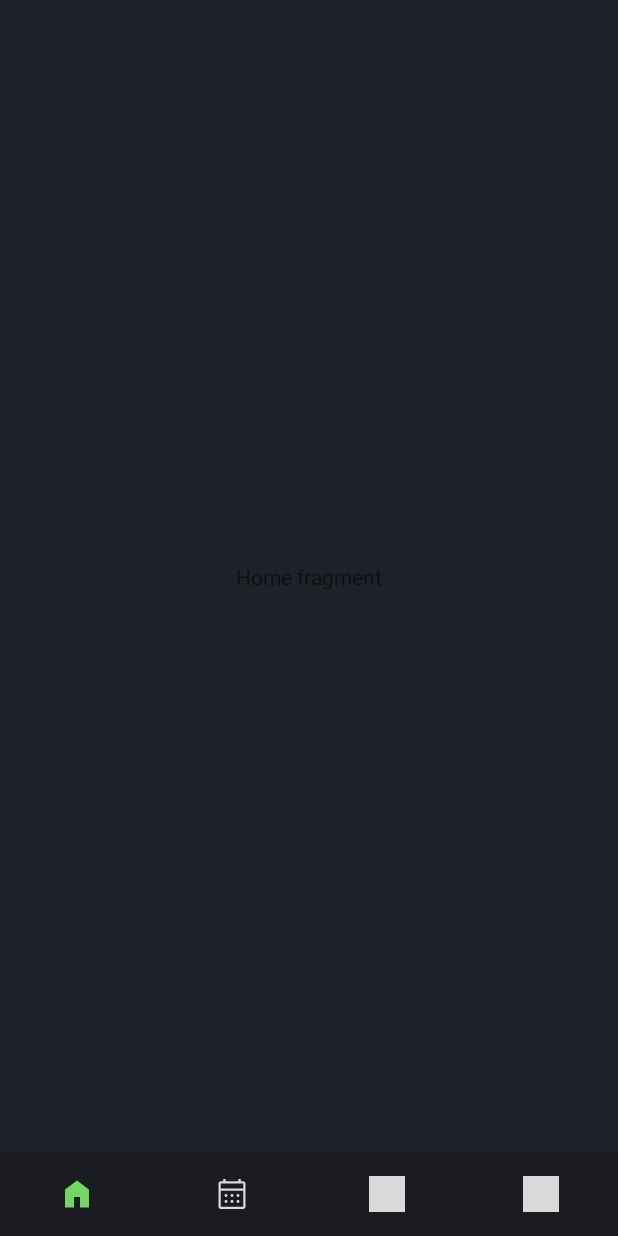
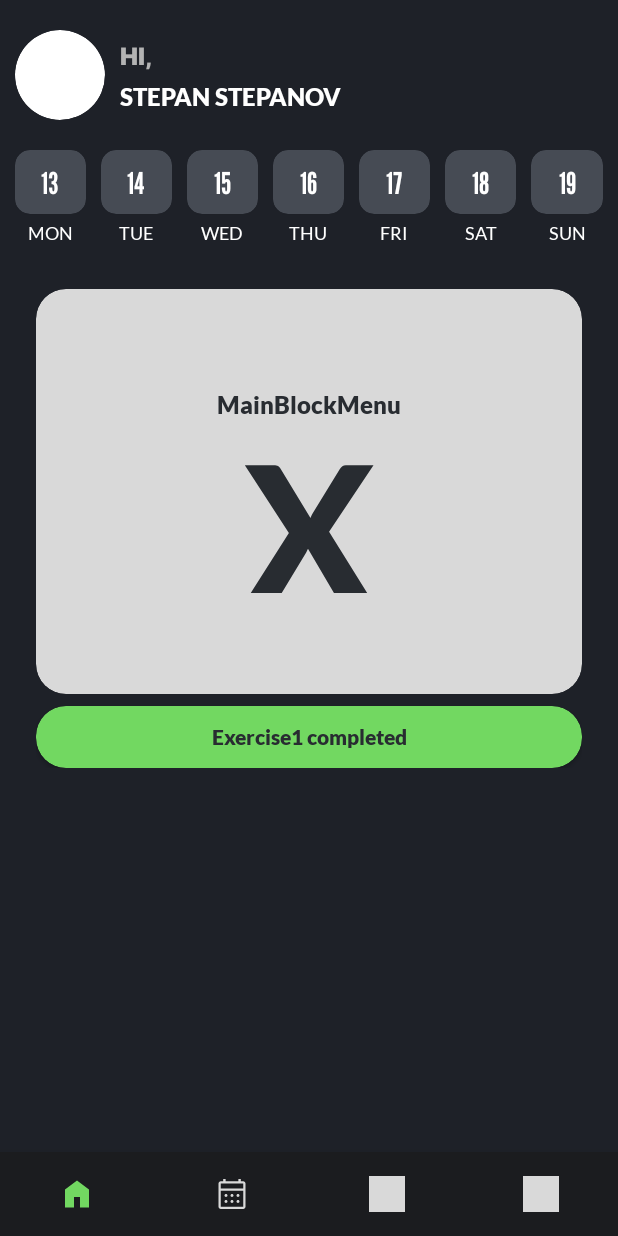
Before and after one commit to Anette11/WeekMonthPlanner, an Android app: the screen it shows after launch (MainActivity), on a phone screen of 412 x 824 dp. Run offline under Robolectric (Android 15) with nearby library versions, the phone set to English and light mode, and no system bars; our stand-ins replace navigation-ui.

Commit message:
Create method setRecyclerView() in HomeFragment to initialize recyclerView

```diff
--- a/app/src/main/java/com/example/weekmonthplanner/fragments/home/HomeFragment.java
+++ b/app/src/main/java/com/example/weekmonthplanner/fragments/home/HomeFragment.java
@@ -8,9 +8,19 @@ import android.view.ViewGroup;
 import androidx.annotation.NonNull;
 import androidx.annotation.Nullable;
 import androidx.fragment.app.Fragment;
+import androidx.recyclerview.widget.LinearLayoutManager;
 
 import com.example.weekmonthplanner.R;
+import com.example.weekmonthplanner.adapters.HomeRecyclerViewAdapter;
 import com.example.weekmonthplanner.databinding.HomeFragmentBinding;
+import com.example.weekmonthplanner.screen_items.DateItem;
+import com.example.weekmonthplanner.screen_items.ItemGreeting;
+import com.example.weekmonthplanner.screen_items.ItemMainBlockMenu;
+import com.example.weekmonthplanner.screen_items.ItemWeek;
+import com.example.weekmonthplanner.screen_items.ScreenItem;
+
+import java.util.ArrayList;
+import java.util.List;
 
 public class HomeFragment extends Fragment {
     private HomeFragmentBinding binding;
@@ -26,8 +36,13 @@ public class HomeFragment extends Fragment {
             @Nullable ViewGroup container,
             @Nullable Bundle savedInstanceState) {
         binding = HomeFragmentBinding.inflate(inflater, container, false);
-        View view = binding.getRoot();
-        return view;
+        return binding.getRoot();
+    }
+
+    @Override
+    public void onViewCreated(@NonNull View view, @Nullable Bundle savedInstanceState) {
+        super.onViewCreated(view, savedInstanceState);
+        setRecyclerView();
     }
 
     @Override
@@ -35,4 +50,24 @@ public class HomeFragment extends Fragment {
         super.onDestroyView();
         binding = null;
     }
+
+    private void setRecyclerView() {
+        List<ScreenItem> list = new ArrayList<>();
+        list.add(new ItemGreeting(getString(R.string.greeting), getString(R.string.full_name), R.drawable.abb70d9a47429527d540bd9a3d7aae8f));
+        List<DateItem> dateItems = new ArrayList<>();
+        dateItems.add(new DateItem("13", "MON"));
+        dateItems.add(new DateItem("14", "TUE"));
+        dateItems.add(new DateItem("15", "WED"));
+        dateItems.add(new DateItem("16", "THU"));
+        dateItems.add(new DateItem("17", "FRI"));
+        dateItems.add(new DateItem("18", "SAT"));
+        dateItems.add(new DateItem("19", "SUN"));
+        list.add(new ItemWeek(dateItems));
+        list.add(new ItemMainBlockMenu("Exercise1 completed"));
+        HomeRecyclerViewAdapter homeRecyclerViewAdapter = new HomeRecyclerViewAdapter(list);
+        binding.recyclerView.setHasFixedSize(true);
+        LinearLayoutManager linearLayoutManager = new LinearLayoutManager(requireActivity());
+        binding.recyclerView.setLayoutManager(linearLayoutManager);
+        binding.recyclerView.setAdapter(homeRecyclerViewAdapter);
+    }
 }
--- a/app/src/main/java/com/example/weekmonthplanner/screen_items/ItemGreeting.java
+++ b/app/src/main/java/com/example/weekmonthplanner/screen_items/ItemGreeting.java
@@ -1,4 +1,6 @@
 package com.example.weekmonthplanner.screen_items;
+
+import android.graphics.drawable.Drawable;
 
 import androidx.annotation.DrawableRes;
 
--- a/app/src/main/res/layout/home_fragment.xml
+++ b/app/src/main/res/layout/home_fragment.xml
@@ -1,16 +1,18 @@
 <?xml version="1.0" encoding="utf-8"?>
 <androidx.constraintlayout.widget.ConstraintLayout xmlns:android="http://schemas.android.com/apk/res/android"
     xmlns:app="http://schemas.android.com/apk/res-auto"
+    xmlns:tools="http://schemas.android.com/tools"
     android:layout_width="match_parent"
     android:layout_height="match_parent">
 
-    <TextView
-        android:layout_width="wrap_content"
-        android:layout_height="wrap_content"
-        android:text="Home fragment"
+    <androidx.recyclerview.widget.RecyclerView
+        android:id="@+id/recycler_view"
+        android:layout_width="@dimen/_0dp"
+        android:layout_height="@dimen/_0dp"
         app:layout_constraintBottom_toBottomOf="parent"
         app:layout_constraintEnd_toEndOf="parent"
         app:layout_constraintStart_toStartOf="parent"
-        app:layout_constraintTop_toTopOf="parent" />
+        app:layout_constraintTop_toTopOf="parent"
+        tools:listitem="@layout/item_greeting" />
 
 </androidx.constraintlayout.widget.ConstraintLayout>
```
